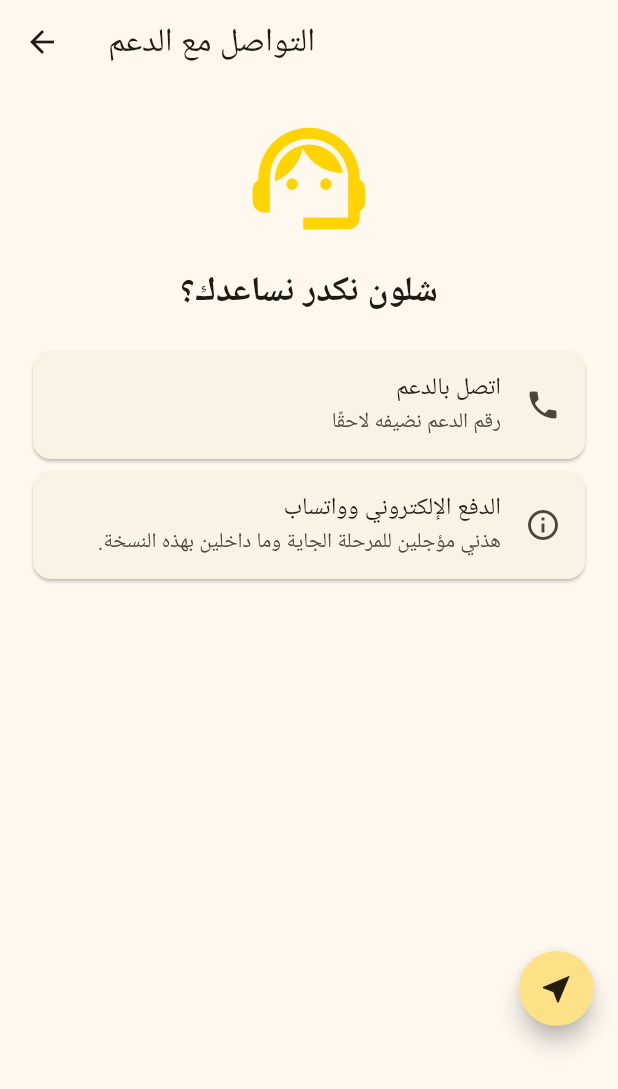
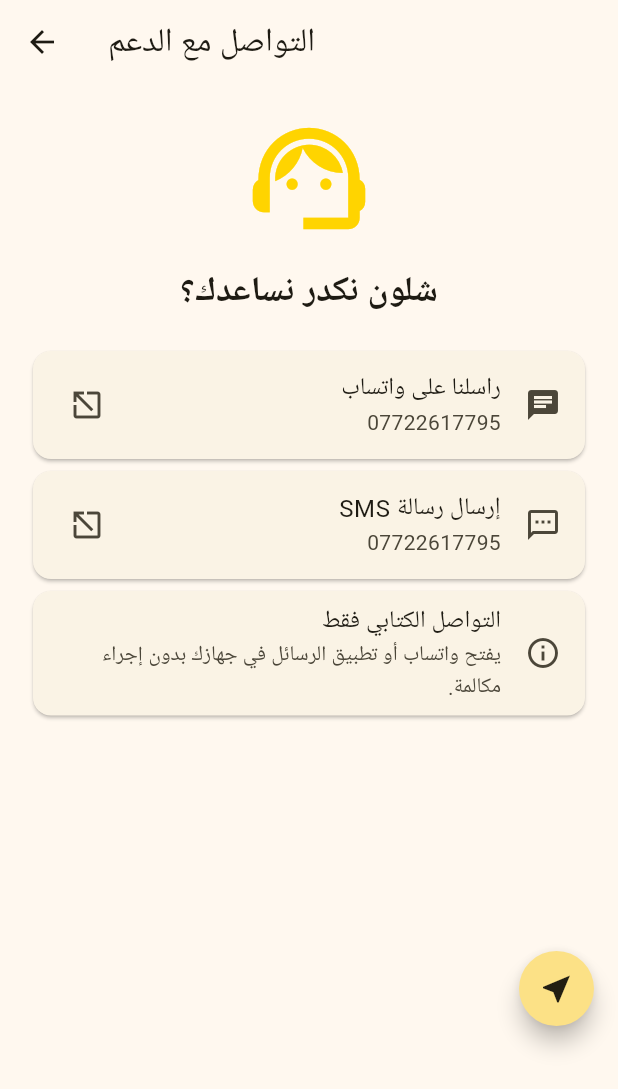
Before and after one commit to mohanedmmm51-cmd/outo_deals_iraq, a Flutter app: the screen it shows after launch, in the side drawer, after a tap on "الدعم", on a phone screen of 412 x 824 dp. Shown: the top 1089 px of the screen. Run offline on Flutter 3.47's test engine with Material 3 defaults, Android fonts, the light colour scheme and no system bars; our stand-ins replace barcode_widget, cloud_firestore, firebase_auth, firebase_core, firebase_crashlytics, firebase_messaging and 7 more; missing offline and left inert: firebase_performance, mobile_scanner; accounts and stored records are empty.

Commit message:
إضافة دعم واتساب ورسائل فقط
اعتماد الرقم 07722617795 للدعم الكتابي عبر واتساب وSMS، وإزالة زر الاتصال الصوتي.

```diff
--- a/lib/app_core/customer_pages.dart
+++ b/lib/app_core/customer_pages.dart
@@ -149,29 +149,39 @@ class SupportPage extends StatelessWidget {
 
   static const supportPhone = String.fromEnvironment(
     'SUPPORT_PHONE',
-    defaultValue: '',
+    defaultValue: '07722617795',
   );
+  static const supportWhatsApp = '9647722617795';
+  static const supportMessage =
+      'السلام عليكم، أحتاج مساعدة في تطبيق Auto Deals Iraq';
 
-  Future<void> callSupport(BuildContext context) async {
-    if (supportPhone.isEmpty) {
-      ScaffoldMessenger.of(context).showSnackBar(
-        const SnackBar(
-          content: Text(
-            'رقم الدعم بعده غير مضاف. نضيفه من تحدد رقم خدمة العملاء.',
-          ),
-        ),
-      );
-      return;
+  Future<void> _openSupportLink(
+    BuildContext context,
+    Uri uri,
+    String errorMessage,
+  ) async {
+    final opened = await launchUrl(uri, mode: LaunchMode.externalApplication);
+    if (!opened && context.mounted) {
+      ScaffoldMessenger.of(
+        context,
+      ).showSnackBar(SnackBar(content: Text(errorMessage)));
     }
+  }
 
-    final uri = Uri.parse('tel:$supportPhone');
+  Future<void> openWhatsApp(BuildContext context) async {
+    final uri = Uri.https('wa.me', '/$supportWhatsApp', {
+      'text': supportMessage,
+    });
+    await _openSupportLink(context, uri, 'تعذر فتح واتساب');
+  }
 
-    if (!await launchUrl(uri)) {
-      if (context.mounted) {
-        ScaffoldMessenger.of(context)
-            .showSnackBar(const SnackBar(content: Text('تعذر فتح الاتصال')));
-      }
-    }
+  Future<void> sendSms(BuildContext context) async {
+    final uri = Uri(
+      scheme: 'sms',
+      path: supportPhone,
+      queryParameters: {'body': supportMessage},
+    );
+    await _openSupportLink(context, uri, 'تعذر فتح تطبيق الرسائل');
   }
 
   @override
@@ -193,22 +203,28 @@ class SupportPage extends StatelessWidget {
             const SizedBox(height: 18),
             Card(
               child: ListTile(
-                leading: const Icon(Icons.phone),
-                title: const Text('اتصل بالدعم'),
-                subtitle: Text(
-                  supportPhone.isEmpty
-                      ? 'رقم الدعم نضيفه لاحقًا'
-                      : supportPhone,
-                ),
-                onTap: () => callSupport(context),
+                leading: const Icon(Icons.chat),
+                title: const Text('راسلنا على واتساب'),
+                subtitle: const Text(supportPhone),
+                trailing: const Icon(Icons.open_in_new),
+                onTap: () => openWhatsApp(context),
+              ),
+            ),
+            Card(
+              child: ListTile(
+                leading: const Icon(Icons.sms_outlined),
+                title: const Text('إرسال رسالة SMS'),
+                subtitle: const Text(supportPhone),
+                trailing: const Icon(Icons.open_in_new),
+                onTap: () => sendSms(context),
               ),
             ),
             const Card(
               child: ListTile(
                 leading: Icon(Icons.info_outline),
-                title: Text('الدفع الإلكتروني وواتساب'),
+                title: Text('التواصل الكتابي فقط'),
                 subtitle: Text(
-                  'هذني مؤجلين للمرحلة الجاية وما داخلين بهذه النسخة.',
+                  'يفتح واتساب أو تطبيق الرسائل في جهازك بدون إجراء مكالمة.',
                 ),
               ),
             ),
```
